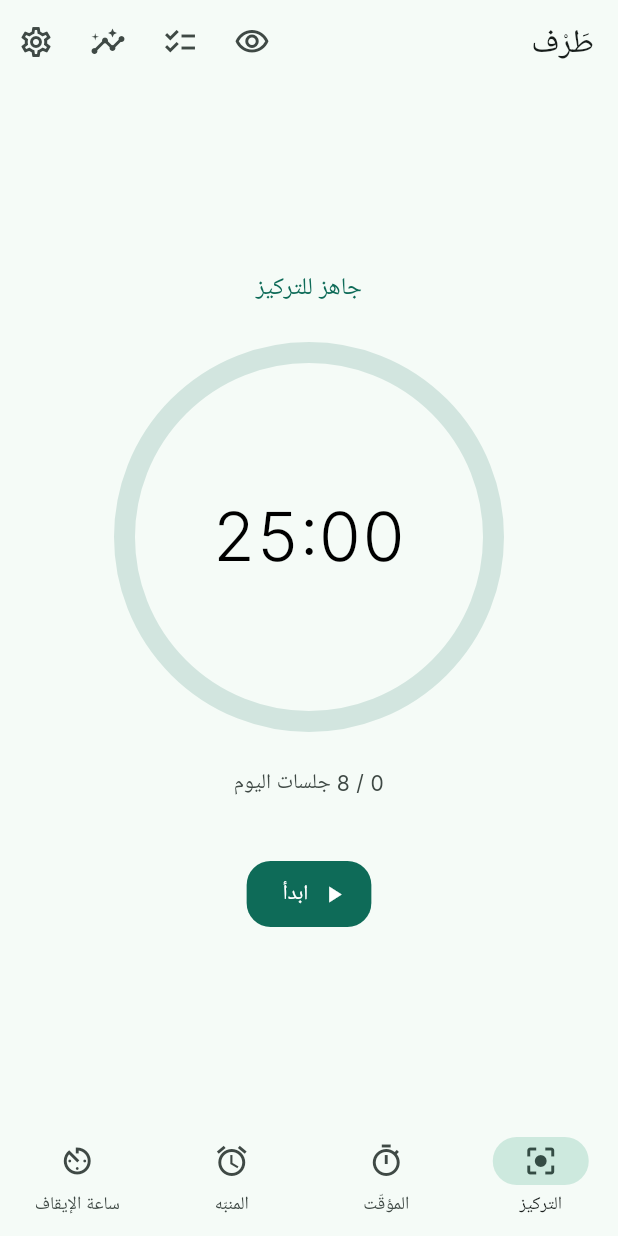
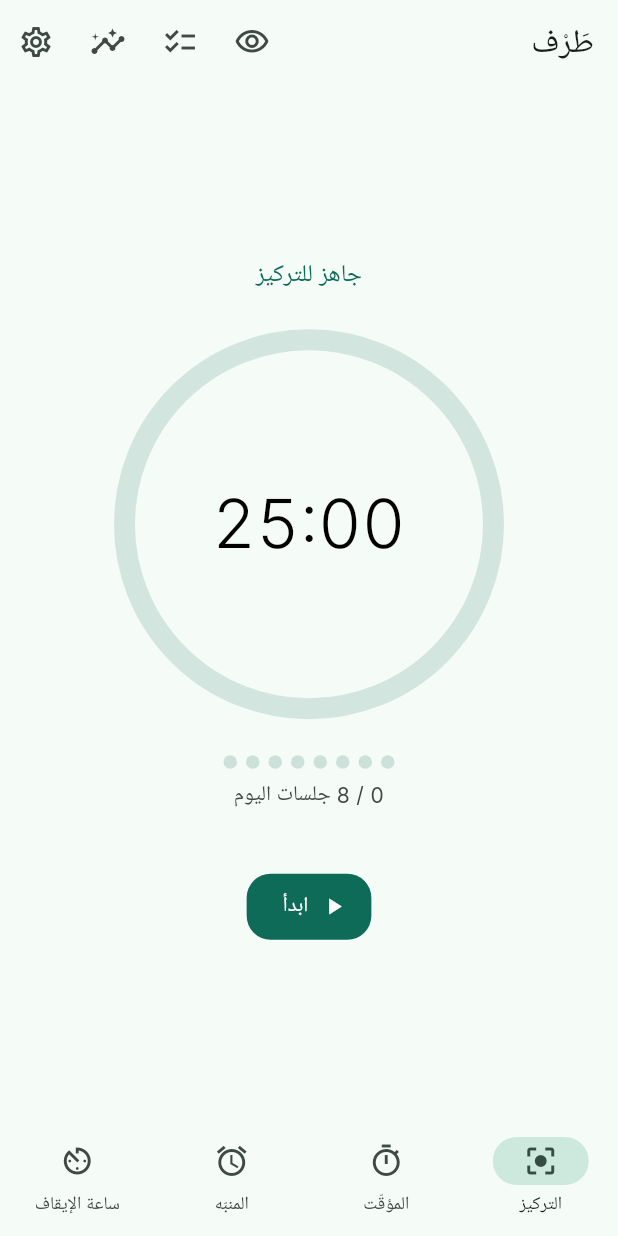
Before and after one commit to sultan0alshami/Tarf, a Flutter app: the FocusScreen screen opened by its route, on a phone screen of 412 x 824 dp. Run offline on Flutter 3.47's test engine with Material 3 defaults, Android fonts, the phone set to English and light mode, and no system bars; our stand-ins replace adhan, flutter_riverpod, go_router, just_audio, shared_preferences; accounts and stored records are empty.

Commit message:
polish(focus): daily goal as session dots, sourced from persisted progress
- Daily goal now reads today's persisted sessions (accurate across restarts,
  consistent with Insights) and renders as Apple-Watch-style dots + label
- 50 tests green; analyze clean; web build succeeds

Co-Authored-By: Claude Opus 4.8 (1M context) <noreply@anthropic.com>

```diff
--- a/app/lib/features/focus/presentation/focus_screen.dart
+++ b/app/lib/features/focus/presentation/focus_screen.dart
@@ -5,10 +5,12 @@ import 'package:go_router/go_router.dart';
 import '../../../core/format/numerals.dart';
 import '../../../core/routing/app_router.dart';
 import '../../../core/settings/settings_controller.dart';
+import '../../../core/time/clock.dart';
 import '../../../core/widgets/progress_ring.dart';
 import '../../../l10n/app_localizations.dart';
 import '../../../theme/tokens.dart';
 import '../../eyecare/presentation/show_break.dart';
+import '../../insights/application/progress_controller.dart';
 import '../application/focus_controller.dart';
 import '../domain/focus_models.dart';
 
@@ -31,6 +33,10 @@ class FocusScreen extends ConsumerWidget {
     final config = ref.watch(focusConfigProvider);
     final numerals = ref.watch(
       settingsControllerProvider.select((s) => s.effectiveNumerals),
+    );
+    final todaySessions = ref.watch(
+      progressControllerProvider
+          .select((m) => m[dayKey(DateTime.now())]?.sessions ?? 0),
     );
 
     final display = state.phase == FocusPhase.idle ? config.work : state.remaining;
@@ -86,7 +92,7 @@ class FocusScreen extends ConsumerWidget {
             ),
             const SizedBox(height: TarfTokens.space4),
             _DailyGoal(
-              done: state.completedWorkSessions,
+              done: todaySessions,
               goal: config.dailyGoalSessions,
             ),
             const SizedBox(height: TarfTokens.space5),
@@ -106,11 +112,37 @@ class _DailyGoal extends StatelessWidget {
   @override
   Widget build(BuildContext context) {
     final l10n = AppLocalizations.of(context);
-    return Text(
-      l10n.focusSessionsProgress(done, goal),
-      style: Theme.of(context).textTheme.bodyMedium?.copyWith(
-            color: Theme.of(context).colorScheme.onSurfaceVariant,
-          ),
+    final scheme = Theme.of(context).colorScheme;
+    final dots = goal.clamp(1, 12);
+    return Column(
+      mainAxisSize: MainAxisSize.min,
+      children: [
+        Row(
+          mainAxisSize: MainAxisSize.min,
+          children: [
+            for (var i = 0; i < dots; i++)
+              Container(
+                margin: const EdgeInsets.symmetric(horizontal: 3),
+                width: 9,
+                height: 9,
+                decoration: BoxDecoration(
+                  shape: BoxShape.circle,
+                  color: i < done
+                      ? scheme.primary
+                      : scheme.primary.withValues(alpha: 0.18),
+                ),
+              ),
+          ],
+        ),
+        const SizedBox(height: TarfTokens.space2),
+        Text(
+          l10n.focusSessionsProgress(done, goal),
+          style: Theme.of(context)
+              .textTheme
+              .bodyMedium
+              ?.copyWith(color: scheme.onSurfaceVariant),
+        ),
+      ],
     );
   }
 }
```
